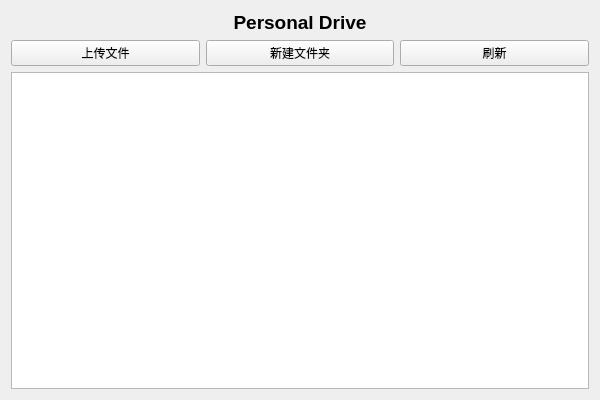
First picture: the form in PersonalDrive/DriveView.ui, repository 3548848289/UniFileHub, before the edit.
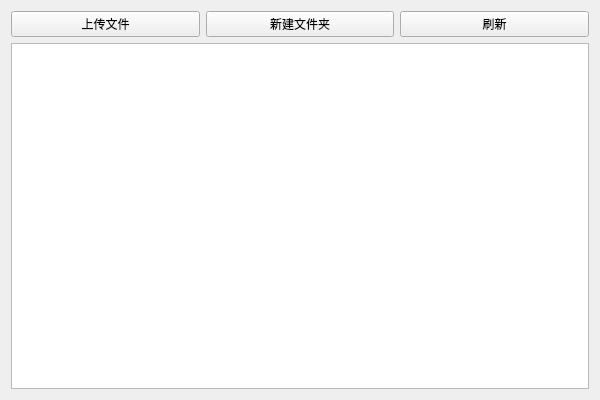
Second picture: the form after the edit.

Patch:
```diff
--- a/PersonalDrive/DriveView.ui
+++ b/PersonalDrive/DriveView.ui
@@ -16,22 +16,6 @@
   <layout class="QGridLayout" name="gridLayout">
    <item row="0" column="0">
     <layout class="QVBoxLayout" name="verticalLayout">
-     <item>
-      <widget class="QLabel" name="labelTitle">
-       <property name="font">
-        <font>
-         <pointsize>14</pointsize>
-         <bold>true</bold>
-        </font>
-       </property>
-       <property name="text">
-        <string>Personal Drive</string>
-       </property>
-       <property name="alignment">
-        <set>Qt::AlignmentFlag::AlignCenter</set>
-       </property>
-      </widget>
-     </item>
      <item>
       <layout class="QHBoxLayout" name="horizontalLayout">
        <item>
```
